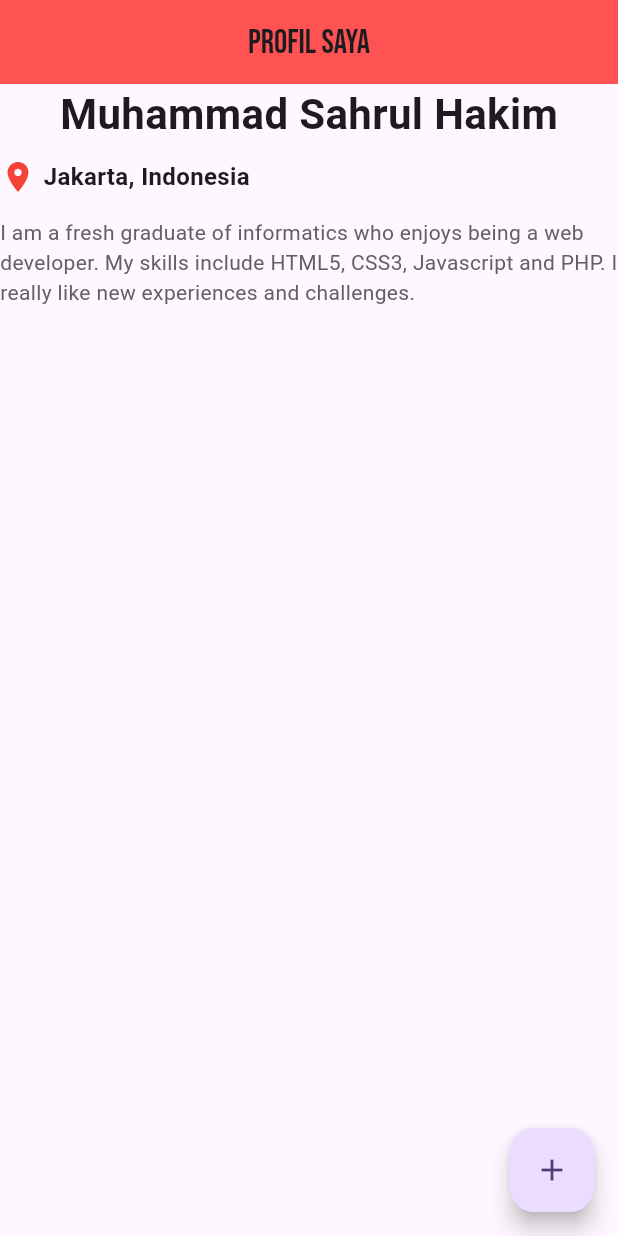
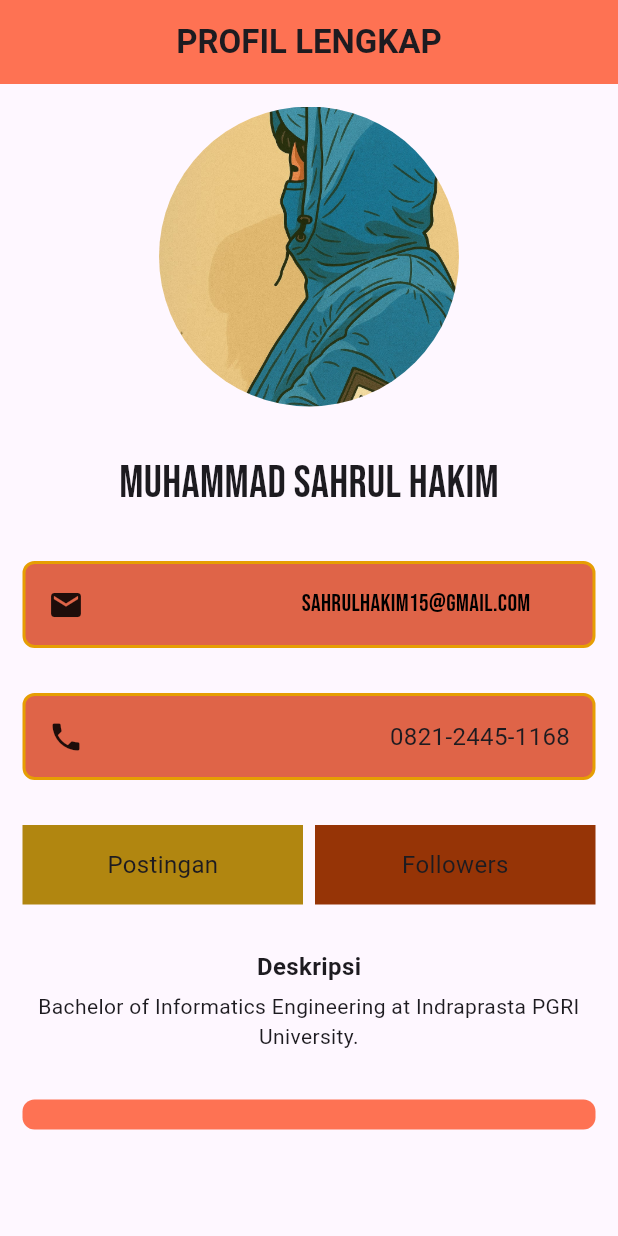
Before and after one commit to Sahrulproject/Tugas_Flutter, a Flutter app: the screen it shows after launch, on a phone screen of 412 x 824 dp. Run offline on Flutter 3.47's test engine with Material 3 defaults, Android fonts, the light colour scheme and no system bars; Roboto replaces fonts that are missing (Teko).

Commit message:
Tugas FlutterD6

```diff
--- /dev/null
+++ b/lib/day6/flutter2_1.dart
@@ -0,0 +1,165 @@
+import 'package:flutter/material.dart';
+
+class Flutter2 extends StatelessWidget {
+  const Flutter2({super.key});
+
+  @override
+  Widget build(BuildContext context) {
+    return Scaffold(
+      appBar: AppBar(
+        title: Text(
+          "PROFIL LENGKAP",
+          style: TextStyle(fontWeight: FontWeight.bold),
+        ),
+        centerTitle: true,
+        backgroundColor: const Color.fromARGB(255, 254, 114, 83),
+      ),
+
+      body: Column(
+        children: [
+          Padding(
+            padding: const EdgeInsets.all(15),
+            child: Container(
+              height: 200,
+              width: 200,
+              decoration: BoxDecoration(
+                shape: BoxShape.circle,
+                image: DecorationImage(
+                  fit: BoxFit.cover,
+                  image: AssetImage("assets/im/profile.jpeg"),
+                ),
+              ),
+            ),
+          ),
+          Padding(
+            padding: const EdgeInsets.all(15),
+            child: Row(
+              mainAxisAlignment: MainAxisAlignment.center,
+              children: [
+                Text(
+                  "Muhammad Sahrul Hakim",
+                  style: TextStyle(fontSize: 30, fontFamily: "BebasNeue"),
+                ),
+              ],
+            ),
+          ),
+          Padding(
+            padding: const EdgeInsets.all(15),
+            child: Container(
+              padding: const EdgeInsets.all(15),
+              decoration: BoxDecoration(
+                color: const Color.fromARGB(255, 223, 100, 72),
+                border: Border.all(
+                  color: const Color.fromARGB(255, 230, 158, 3),
+                  width: 2,
+                ),
+                borderRadius: BorderRadius.circular(8),
+              ),
+              child: Row(
+                children: [
+                  Icon(Icons.email),
+                  SizedBox(width: 145),
+                  Text(
+                    "sahrulhakim15@gmail.com ",
+                    style: TextStyle(
+                      fontFamily: "BebasNeue",
+                      color: Colors.black,
+                      fontSize: 16,
+                    ),
+                  ),
+                ],
+              ),
+            ),
+          ),
+          Padding(
+            padding: const EdgeInsets.all(15),
+            child: Container(
+              padding: const EdgeInsets.all(15),
+              decoration: BoxDecoration(
+                color: const Color.fromARGB(255, 223, 100, 72),
+                border: Border.all(
+                  color: const Color.fromARGB(255, 230, 158, 3),
+                  width: 2,
+                ),
+                borderRadius: BorderRadius.circular(8),
+              ),
+              child: Row(
+                children: [
+                  Icon(Icons.phone),
+                  Spacer(),
+                  Text("0821-2445-1168", style: TextStyle(fontSize: 16)),
+                ],
+              ),
+            ),
+          ),
+          Padding(
+            padding: const EdgeInsets.all(15),
+            child: Expanded(
+              child: Row(
+                children: [
+                  Expanded(
+                    child: Container(
+                      padding: const EdgeInsets.all(15),
+                      color: const Color.fromARGB(255, 177, 134, 16),
+                      child: Center(
+                        child: Text(
+                          "Postingan",
+                          style: TextStyle(fontSize: 16),
+                        ),
+                      ),
+                    ),
+                  ),
+                  SizedBox(width: 8),
+                  Expanded(
+                    child: Container(
+                      padding: const EdgeInsets.all(15),
+                      color: const Color.fromARGB(255, 150, 52, 6),
+                      child: Center(
+                        child: Text(
+                          "Followers",
+                          style: TextStyle(fontSize: 16),
+                        ),
+                      ),
+                    ),
+                  ),
+                ],
+              ),
+            ),
+          ),
+          Padding(
+            padding: const EdgeInsets.all(15),
+            child: Column(
+              children: [
+                Text(
+                  "Deskripsi",
+                  style: TextStyle(
+                    fontSize: 16,
+                    fontWeight: FontWeight.bold,
+                    fontFamily: "Teko",
+                  ),
+                ),
+                SizedBox(height: 5),
+                Text(
+                  "Bachelor of Informatics Engineering at Indraprasta PGRI University.",
+                  textAlign: TextAlign.center,
+                  style: TextStyle(fontSize: 14, fontFamily: "Teko"),
+                ),
+              ],
+            ),
+          ),
+          SizedBox(height: 2),
+          Padding(
+            padding: const EdgeInsets.all(15),
+            child: Container(
+              padding: const EdgeInsets.all(10),
+              decoration: BoxDecoration(
+                color: const Color.fromARGB(255, 254, 114, 83),
+                borderRadius: BorderRadius.circular(8),
+              ),
+            ),
+          ),
+        ],
+      ),
+    );
+  }
+}
--- a/lib/main.dart
+++ b/lib/main.dart
@@ -1,4 +1,5 @@
 import 'package:flutter/material.dart';
+import 'package:ppkd_b_3/day6/flutter2_1.dart';
 import 'package:ppkd_b_3/start.dart';
 
 void main() {
@@ -31,7 +32,7 @@ class MyApp extends StatelessWidget {
         // tested with just a hot reload.
         colorScheme: ColorScheme.fromSeed(seedColor: Colors.deepPurple),
       ),
-      home: StartWidget(),
+      home: Flutter2(),
     );
   }
 }
--- a/pubspec.yaml
+++ b/pubspec.yaml
@@ -60,6 +60,7 @@ flutter:
   # To add assets to your application, add an assets section, like this:
   assets:
     - assets/fonts/
+    - assets/im/
   #   - images/a_dot_ham.jpeg
 
   # An image asset can refer to one or more resolution-specific "variants", see
```
Also changed, not shown: assets/fonts/Kanit-Regular.ttf (added), assets/fonts/Teko-Regular.ttf (added), assets/im/profile.jpeg (renamed from assets/profile.jpeg).
